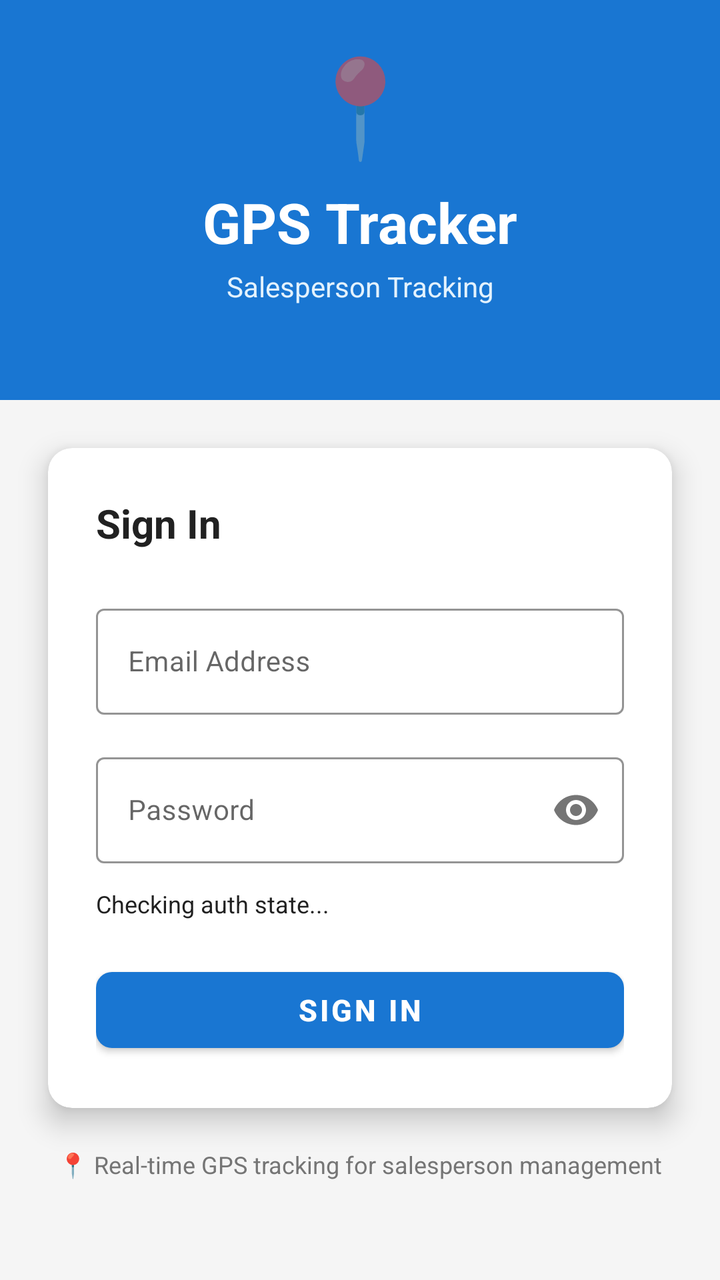
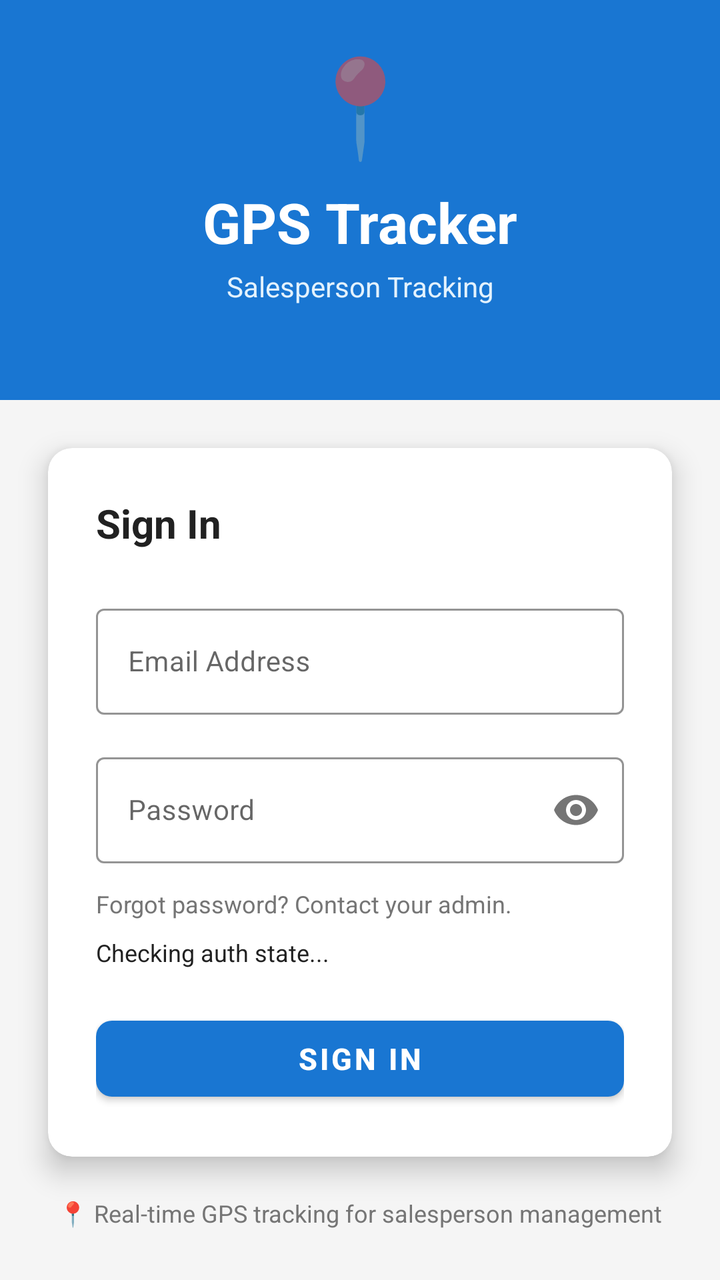

The first picture is an Android layout as it rendered before a commit; the second is the same layout after the commit. The layout source and the unified diff follow.
<!-- AndroidManifest.xml: application theme Theme.GPSTracker -->
<!-- res/layout/activity_login.xml -->
<?xml version="1.0" encoding="utf-8"?>
<androidx.constraintlayout.widget.ConstraintLayout xmlns:android="http://schemas.android.com/apk/res/android"
    xmlns:app="http://schemas.android.com/apk/res-auto"
    android:layout_width="match_parent"
    android:layout_height="match_parent"
    android:background="@color/light_gray">

    
    <View
        android:id="@+id/headerBackground"
        android:layout_width="0dp"
        android:layout_height="200dp"
        android:background="@color/primary"
        app:layout_constraintTop_toTopOf="parent"
        app:layout_constraintStart_toStartOf="parent"
        app:layout_constraintEnd_toEndOf="parent" />

    
    <TextView
        android:id="@+id/appLogo"
        android:layout_width="wrap_content"
        android:layout_height="wrap_content"
        android:text="📍"
        android:textSize="48sp"
        android:layout_marginTop="20dp"
        app:layout_constraintTop_toTopOf="parent"
        app:layout_constraintStart_toStartOf="parent"
        app:layout_constraintEnd_toEndOf="parent" />

    <TextView
        android:id="@+id/appTitle"
        android:layout_width="wrap_content"
        android:layout_height="wrap_content"
        android:text="GPS Tracker"
        android:textColor="@color/white"
        android:textSize="28sp"
        android:textStyle="bold"
        android:layout_marginTop="8dp"
        app:layout_constraintTop_toBottomOf="@id/appLogo"
        app:layout_constraintStart_toStartOf="parent"
        app:layout_constraintEnd_toEndOf="parent" />

    <TextView
        android:id="@+id/appSubtitle"
        android:layout_width="wrap_content"
        android:layout_height="wrap_content"
        android:text="Salesperson Tracking"
        android:textColor="#E3F2FD"
        android:textSize="14sp"
        android:layout_marginTop="4dp"
        app:layout_constraintTop_toBottomOf="@id/appTitle"
        app:layout_constraintStart_toStartOf="parent"
        app:layout_constraintEnd_toEndOf="parent" />

    
    <androidx.cardview.widget.CardView
        android:id="@+id/loginCard"
        android:layout_width="0dp"
        android:layout_height="wrap_content"
        android:layout_margin="24dp"
        app:cardCornerRadius="12dp"
        app:cardElevation="8dp"
        app:layout_constraintTop_toBottomOf="@id/headerBackground"
        app:layout_constraintStart_toStartOf="parent"
        app:layout_constraintEnd_toEndOf="parent"
        android:layout_marginTop="-40dp">

        <LinearLayout
            android:layout_width="match_parent"
            android:layout_height="wrap_content"
            android:orientation="vertical"
            android:padding="24dp">

            <TextView
                android:id="@+id/loginTitle"
                android:layout_width="match_parent"
                android:layout_height="wrap_content"
                android:text="Sign In"
                android:textColor="@color/text_dark"
                android:textSize="20sp"
                android:textStyle="bold"
                android:layout_marginBottom="24dp" />

            
            <com.google.android.material.textfield.TextInputLayout
                android:id="@+id/emailLayout"
                android:layout_width="match_parent"
                android:layout_height="wrap_content"
                android:layout_marginBottom="16dp"
                app:hintAnimationEnabled="true"
                app:boxStrokeColor="@color/primary"
                style="@style/Widget.MaterialComponents.TextInputLayout.OutlinedBox">

                <com.google.android.material.textfield.TextInputEditText
                    android:id="@+id/emailInput"
                    android:layout_width="match_parent"
                    android:layout_height="wrap_content"
                    android:hint="Email Address"
                    android:inputType="textEmailAddress"
                    android:textSize="14sp" />

            </com.google.android.material.textfield.TextInputLayout>

            
            <com.google.android.material.textfield.TextInputLayout
                android:id="@+id/passwordLayout"
                android:layout_width="match_parent"
                android:layout_height="wrap_content"
                android:layout_marginBottom="12dp"
                app:hintAnimationEnabled="true"
                app:boxStrokeColor="@color/primary"
                app:passwordToggleEnabled="true"
                style="@style/Widget.MaterialComponents.TextInputLayout.OutlinedBox">

                <com.google.android.material.textfield.TextInputEditText
                    android:id="@+id/passwordInput"
                    android:layout_width="match_parent"
                    android:layout_height="wrap_content"
                    android:hint="Password"
                    android:inputType="textPassword"
                    android:textSize="14sp" />

            </com.google.android.material.textfield.TextInputLayout>

            
            <TextView
                android:id="@+id/errorText"
                android:layout_width="match_parent"
                android:layout_height="wrap_content"
                android:textColor="@color/error_red"
                android:textSize="12sp"
                android:visibility="gone"
                android:layout_marginBottom="8dp" />

            
            <TextView
                android:id="@+id/tokenStatusText"
                android:layout_width="match_parent"
                android:layout_height="wrap_content"
                android:text="Checking auth state..."
                android:textColor="@color/text_dark"
                android:textSize="12sp"
                android:visibility="visible"
                android:layout_marginBottom="12dp" />

            
            <com.google.android.material.button.MaterialButton
                android:id="@+id/loginButton"
                android:layout_width="match_parent"
                android:layout_height="50dp"
                android:text="SIGN IN"
                android:textSize="15sp"
                android:textStyle="bold"
                android:layout_marginTop="8dp"
                app:cornerRadius="8dp"
                app:backgroundTint="@color/primary" />

            
            <ProgressBar
                android:id="@+id/loadingSpinner"
                android:layout_width="wrap_content"
                android:layout_height="wrap_content"
                android:visibility="gone"
                android:layout_gravity="center"
                android:layout_marginTop="16dp" />

        </LinearLayout>

    </androidx.cardview.widget.CardView>

    
    <TextView
        android:id="@+id/infoText"
        android:layout_width="0dp"
        android:layout_height="wrap_content"
        android:text="📍 Real-time GPS tracking for salesperson management"
        android:textColor="@color/text_light"
        android:textSize="12sp"
        android:gravity="center"
        android:layout_marginHorizontal="24dp"
        android:layout_marginTop="20dp"
        app:layout_constraintTop_toBottomOf="@id/loginCard"
        app:layout_constraintStart_toStartOf="parent"
        app:layout_constraintEnd_toEndOf="parent" />

</androidx.constraintlayout.widget.ConstraintLayout>
<!-- resources referenced by this layout -->
<resources>
  <color name="error_red">#F44336</color>
  <color name="light_gray">#F5F5F5</color>
  <color name="primary">#1976D2</color>
  <color name="text_dark">#212121</color>
  <color name="text_light">#757575</color>
  <color name="white">#FFFFFF</color>
  <style name="Theme.GPSTracker" parent="Theme.MaterialComponents.Light.NoActionBar">
          <item name="colorPrimary">#1976D2</item>
          <item name="colorPrimaryDark">#115293</item>
          <item name="colorAccent">#03A9F4</item>
      </style>
</resources>

<!-- the commit's change to res/layout/activity_login.xml (unified diff, before → after) -->
@@ -124,6 +124,16 @@
 
             
             <TextView
+                android:id="@+id/forgotPasswordText"
+                android:layout_width="match_parent"
+                android:layout_height="wrap_content"
+                android:text="Forgot password? Contact your admin."
+                android:textColor="@color/text_light"
+                android:textSize="12sp"
+                android:layout_marginBottom="8dp" />
+
+            
+            <TextView
                 android:id="@+id/errorText"
                 android:layout_width="match_parent"
                 android:layout_height="wrap_content"
